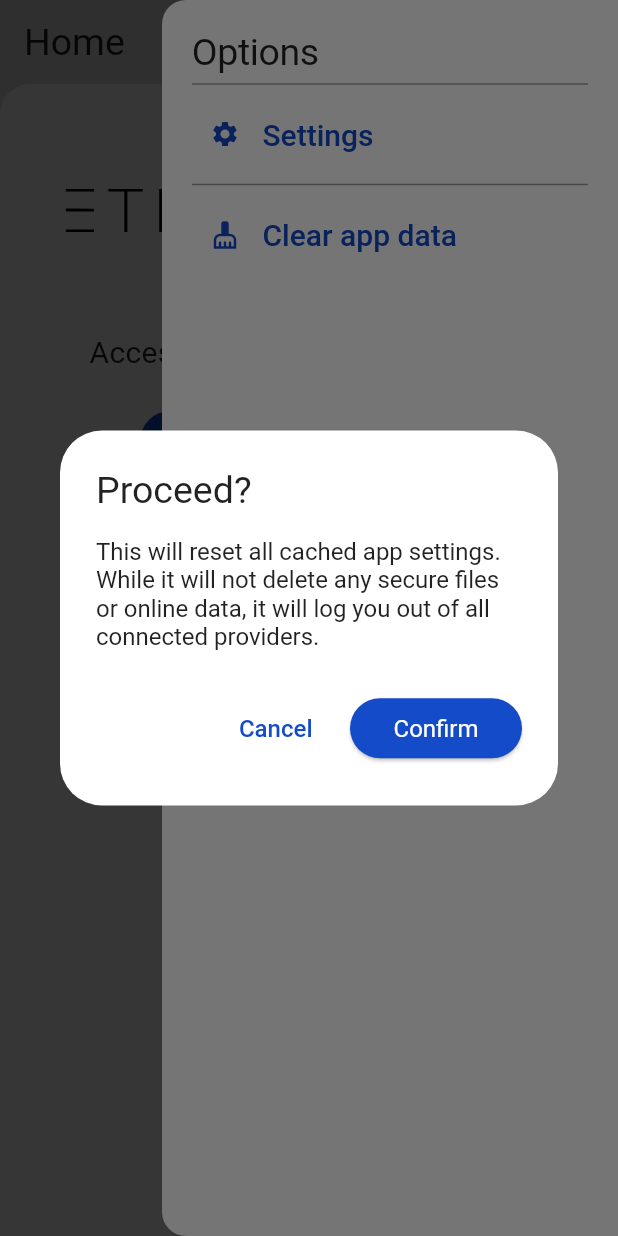
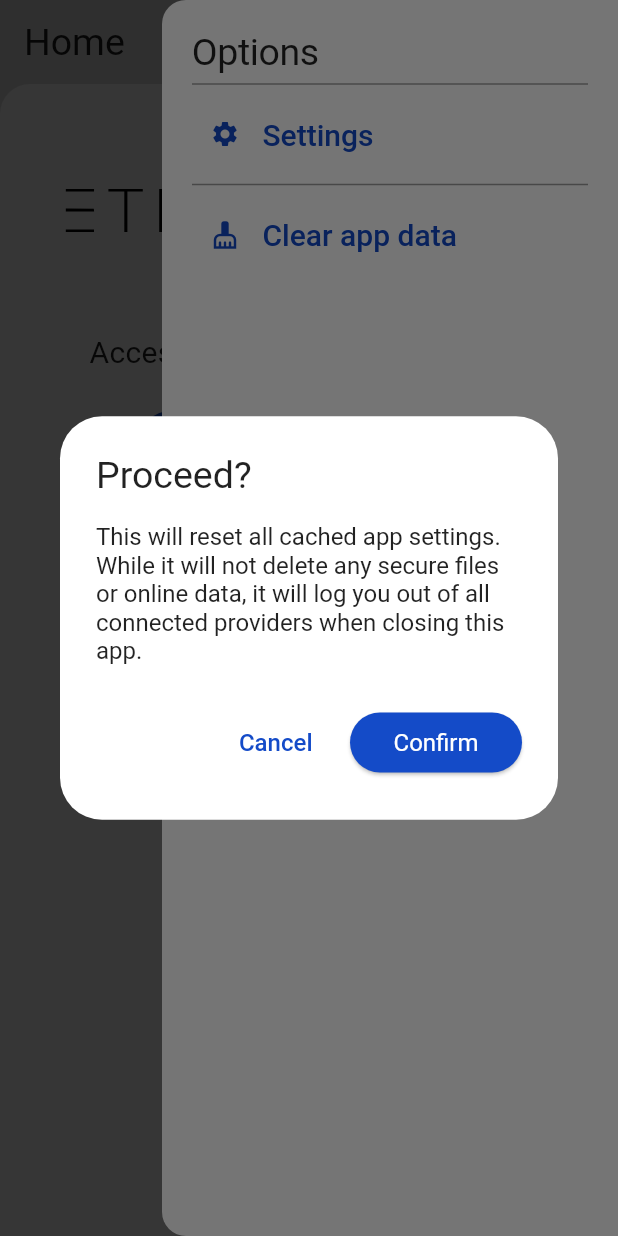
Before and after one commit to grievous110/PasswordManager, a Flutter app: the screen it shows after launch, after a tap on the "more vert" icon, after a tap on "Clear app data", on a phone screen of 412 x 824 dp. Run offline on Flutter 3.47's test engine with Material 3 defaults, Android fonts, the phone set to English and light mode, and no system bars; our stand-ins replace file_picker, flutter_secure_storage, flutter_svg, package_info_plus, qr_flutter, shared_preferences; missing offline and left inert: base32, mobile_scanner, ntp, pointycastle; accounts and stored records are empty.

Commit message:
Minor changes

```diff
--- a/lib/pages/home_page.dart
+++ b/lib/pages/home_page.dart
@@ -60,7 +60,7 @@ class HomePage extends StatelessWidget {
         MaterialPageRoute(
           builder: (contex) => PasswordGetterPage(
             path: shortenPath(fileResult!.file.path),
-            title: fileResult.isNewlyCreated ? 'Define storage password' : 'Enter password for storage',
+            title: fileResult.isNewlyCreated ? 'Define storage password' : 'Enter storage password',
             showPwStrengthIndicator: fileResult.isNewlyCreated,
           ),
         ),
@@ -124,7 +124,7 @@ class HomePage extends StatelessWidget {
           MaterialPageRoute(
             builder: (contex) => PasswordGetterPage(
               path: null,
-              title: firestoreSelect.isNewlyCreated ? 'Define storage password' : 'Enter password for storage',
+              title: firestoreSelect.isNewlyCreated ? 'Define storage password' : 'Enter storage password',
               showPwStrengthIndicator: firestoreSelect.isNewlyCreated,
             ),
           ),
--- a/lib/pages/widgets/home_navbar.dart
+++ b/lib/pages/widgets/home_navbar.dart
@@ -16,8 +16,9 @@ class HomeNavBar extends StatelessWidget {
       context: context,
       type: NotificationType.confirmDialog,
       title: 'Proceed?',
-      content: Text('This will reset all cached app settings. While it will not delete any secure files or online data, it will log you out of all connected providers.'),
-      onConfirm: () {
+        content: Text('This will reset all cached app settings. While it will not delete any secure files or online data, '
+            'it will log you out of all connected providers when closing this app.'),
+        onConfirm: () {
         doClear = true;
         navigator.pop();
       }
--- a/lib/pages/widgets/two_factor_create_subpage.dart
+++ b/lib/pages/widgets/two_factor_create_subpage.dart
@@ -24,7 +24,8 @@ class TwoFactorCreateSubpage extends StatelessWidget {
             style: Theme.of(context).textTheme.bodyMedium,
             textAlign: TextAlign.center,
           ),
-          if (Platform.isAndroid || Platform.isIOS)
+          if (Platform.isAndroid || Platform.isIOS) ...[
+            const SizedBox(height: 25.0),
             ElevatedButton(
               onPressed: () => Navigator.push(
                 context,
@@ -55,6 +56,7 @@ class TwoFactorCreateSubpage extends StatelessWidget {
                 ),
               ),
             ),
+          ],
           const SizedBox(height: 25.0),
           ElevatedButton(
             onPressed: () => Navigator.push(
```
